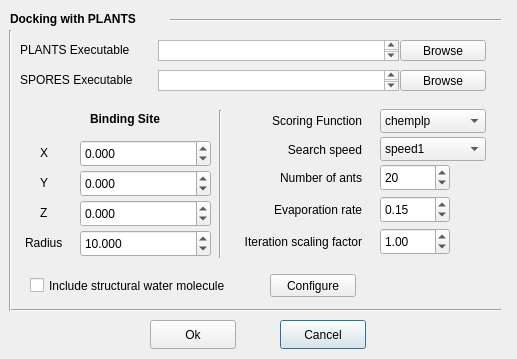
First picture: the form in GUI/dockPlants/dockplantsdialog.ui, repository IFMlab/ChemFlow, before the edit.
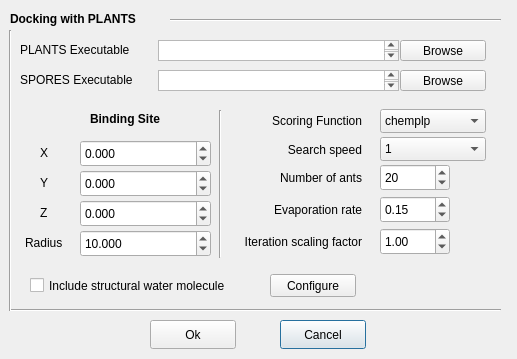
Second picture: the form after the edit.

Patch:
```diff
--- a/GUI/dockPlants/dockplantsdialog.ui
+++ b/GUI/dockPlants/dockplantsdialog.ui
@@ -438,7 +438,7 @@
    </property>
    <item>
     <property name="text">
-     <string>speed1</string>
+     <string>1</string>
     </property>
    </item>
    <item>
```
Left out of the diff: 4 changed lines with no effect on the pictures.
